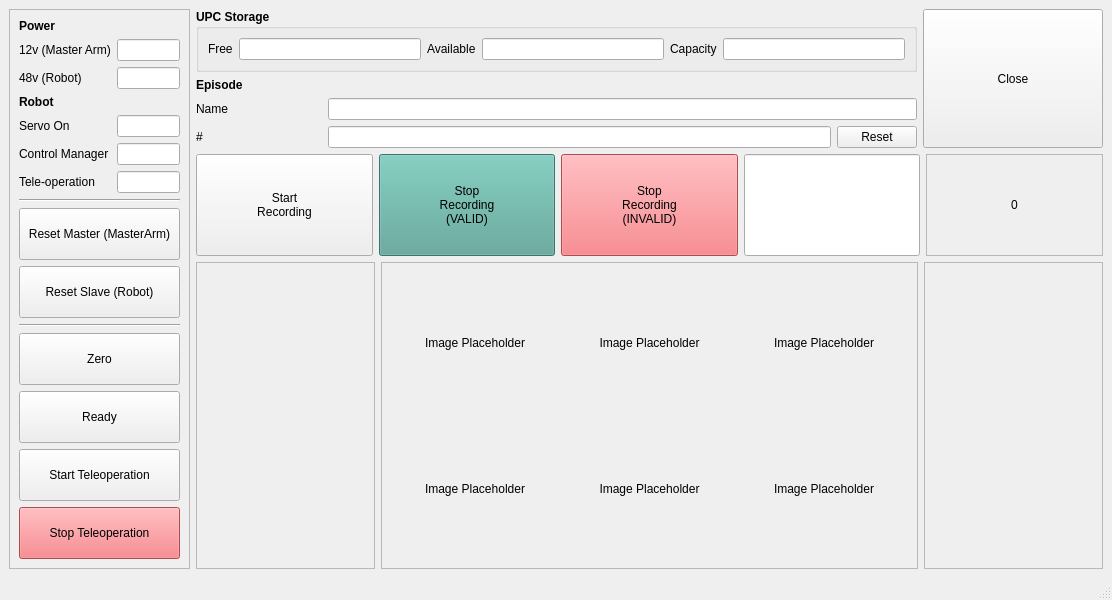
Qt form examples/99_data_collector/client/ui_form.ui (RainbowRobotics/rby1a) before a commit.
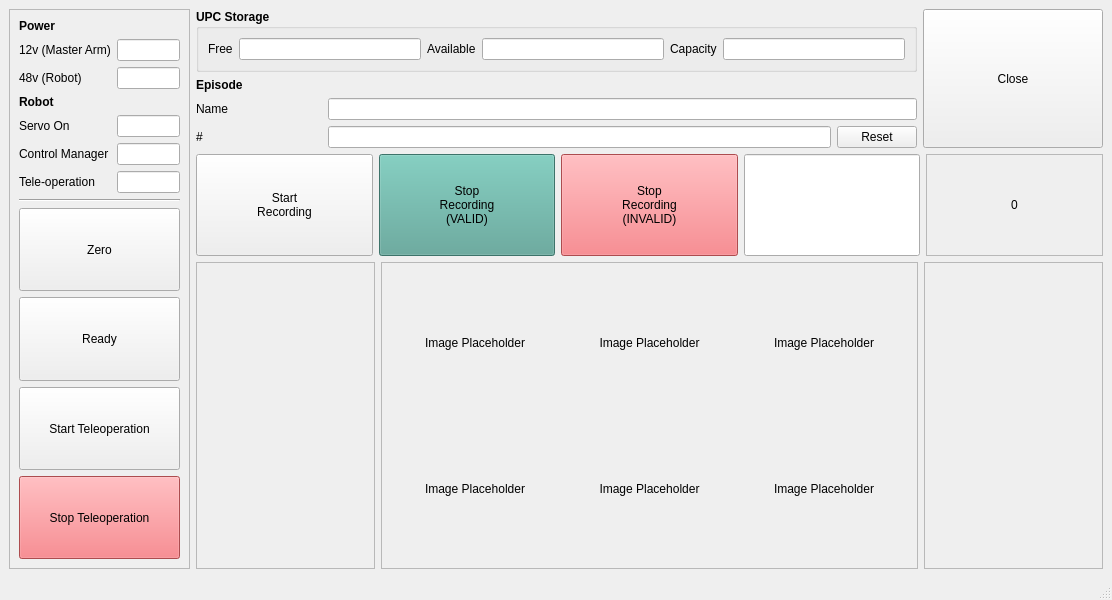
The same form after that commit.

The edit to the form file:
```diff
--- a/examples/99_data_collector/client/ui_form.ui
+++ b/examples/99_data_collector/client/ui_form.ui
@@ -147,39 +147,6 @@
          </property>
         </widget>
        </item>
-       <item>
-        <widget class="QPushButton" name="PB_ResetMaster">
-         <property name="sizePolicy">
-          <sizepolicy hsizetype="Minimum" vsizetype="Preferred">
-           <horstretch>0</horstretch>
-           <verstretch>0</verstretch>
-          </sizepolicy>
-         </property>
-         <property name="text">
-          <string>Reset Master (MasterArm)</string>
-         </property>
-        </widget>
-       </item>
-       <item>
-        <widget class="QPushButton" name="PB_ResetSlave">
-         <property name="sizePolicy">
-          <sizepolicy hsizetype="Minimum" vsizetype="Preferred">
-           <horstretch>0</horstretch>
-           <verstretch>0</verstretch>
-          </sizepolicy>
-         </property>
-         <property name="text">
-          <string>Reset Slave (Robot)</string>
-         </property>
-        </widget>
-       </item>
-       <item>
-        <widget class="Line" name="line">
-         <property name="orientation">
-          <enum>Qt::Orientation::Horizontal</enum>
-         </property>
-        </widget>
-       </item>
        <item>
         <widget class="QPushButton" name="PB_Zero">
          <property name="sizePolicy">
```
